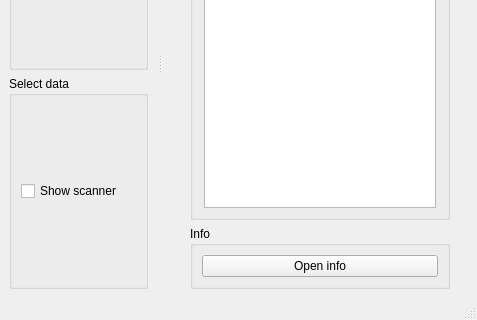
This is pyqt5 STM software/ui/DataProcessing.ui in freestylexyz/STM-pyqt5-software as Qt 5 draws it before an edit; both pictures show x 0 to 477 and y 172 to 492 of the 477 by 492 pixel window. The edited form follows.
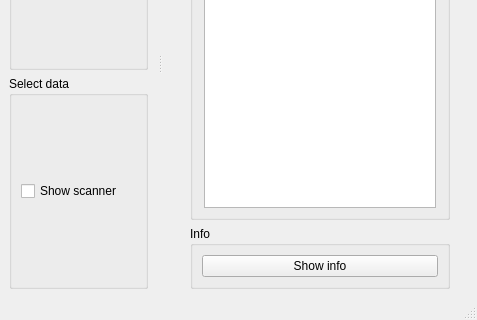
This is the edited form. Icons and pictures are not drawn.

What changed in the file:
```diff
--- a/pyqt5 STM software/ui/DataProcessing.ui
+++ b/pyqt5 STM software/ui/DataProcessing.ui
@@ -203,7 +203,7 @@
        <item row="0" column="0">
         <widget class="QPushButton" name="pushButton_2">
          <property name="text">
-          <string>Open info</string>
+          <string>Show info</string>
          </property>
         </widget>
        </item>
```
Left out of the diff: 4 changed lines with no effect on the pictures.
